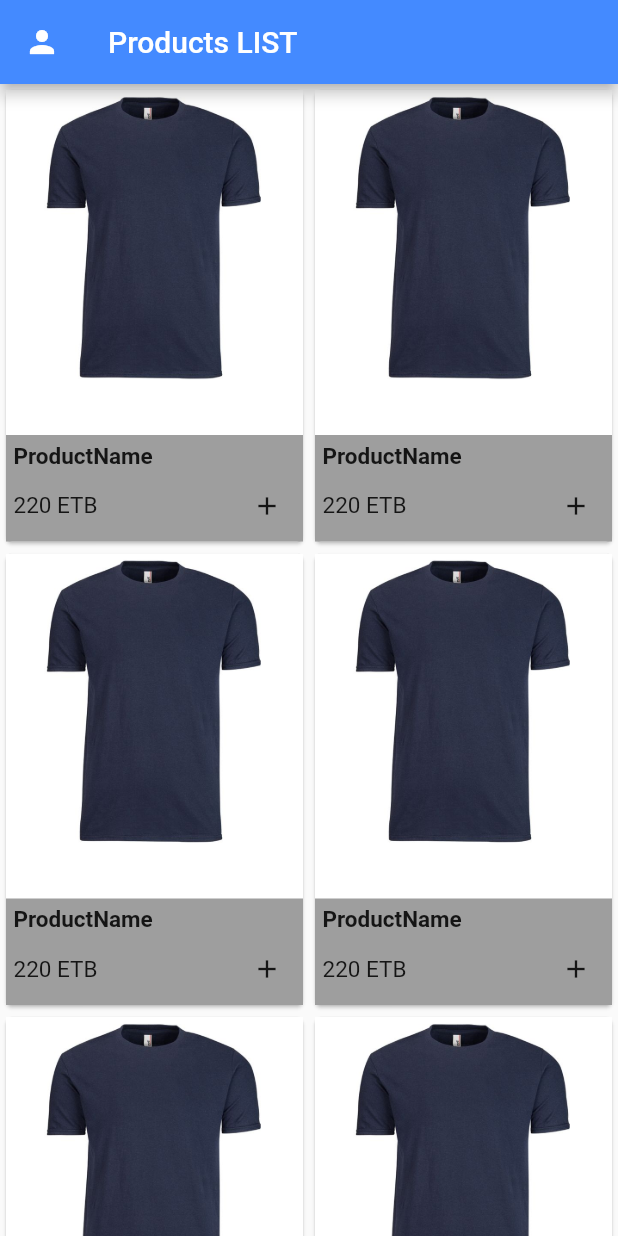
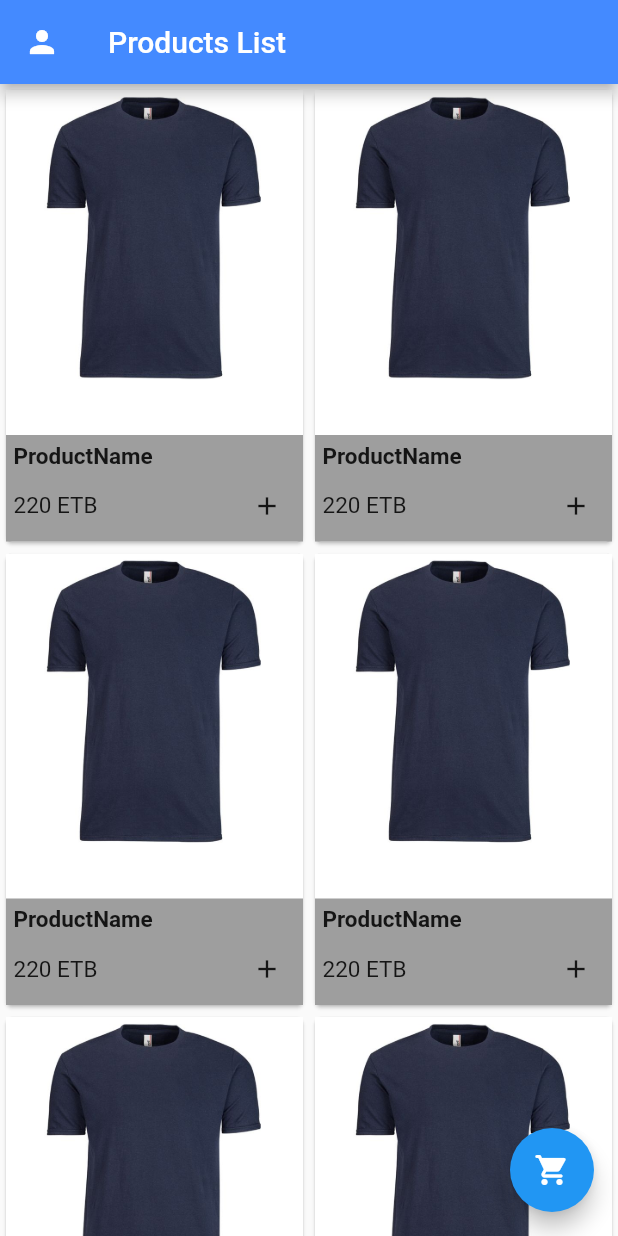
Before and after one commit to nebiyuelias1/flutter-tech-camp, a Flutter app: the screen it shows after launch, on a phone screen of 412 x 824 dp. Run offline on Flutter 3.47's test engine with Material 2 defaults, Android fonts, the phone set to English and light mode, and no system bars; our stand-ins replace auto_route, freezed_annotation; generated files the repository leaves out were written again.

Commit message:
Shopping cart icon is add

```diff
--- a/lib/src/products_page.dart
+++ b/lib/src/products_page.dart
@@ -9,7 +9,7 @@ class ProductsPage extends StatelessWidget {
       appBar: AppBar(
         backgroundColor: Colors.blueAccent,
         title: Text(
-          'Products LIST',
+          'Products List',
           style: TextStyle(
             color: Colors.white,
           ),
@@ -25,6 +25,10 @@ class ProductsPage extends StatelessWidget {
         ),
       ),
       body: _Products(),
+      floatingActionButton: FloatingActionButton(
+        onPressed: () {},
+        child: Icon(Icons.shopping_cart_rounded),
+      ),
     );
   }
 }
@@ -34,8 +38,7 @@ class _Products extends StatelessWidget {
   Widget build(BuildContext context) {
     return GridView.builder(
       gridDelegate: SliverGridDelegateWithFixedCrossAxisCount(
-          crossAxisCount: 2,
-          childAspectRatio: 1 / 1.5),
+          crossAxisCount: 2, childAspectRatio: 1 / 1.5),
       itemCount: 10,
       itemBuilder: (_, index) {
         return _Product();
@@ -43,7 +46,6 @@ class _Products extends StatelessWidget {
     );
   }
 }
-
 
 class _Product extends StatelessWidget {
   @override
@@ -73,8 +75,6 @@ class _Product extends StatelessWidget {
       ),
     );
   }
-
-
 
   Container _buildProductContainer(String _productPrice) {
     return Container(
```
